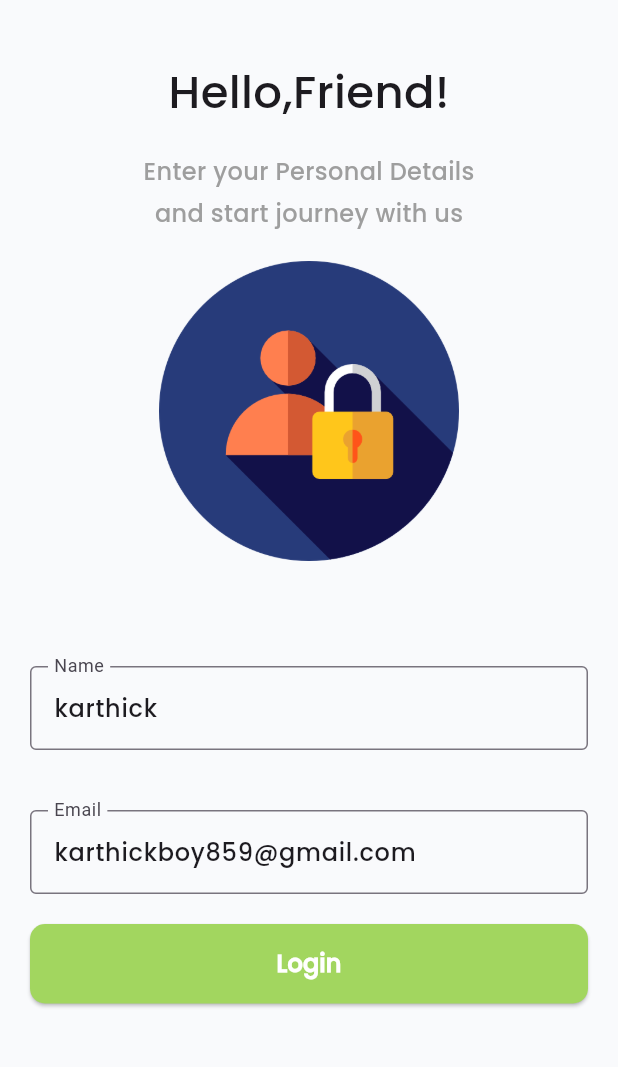
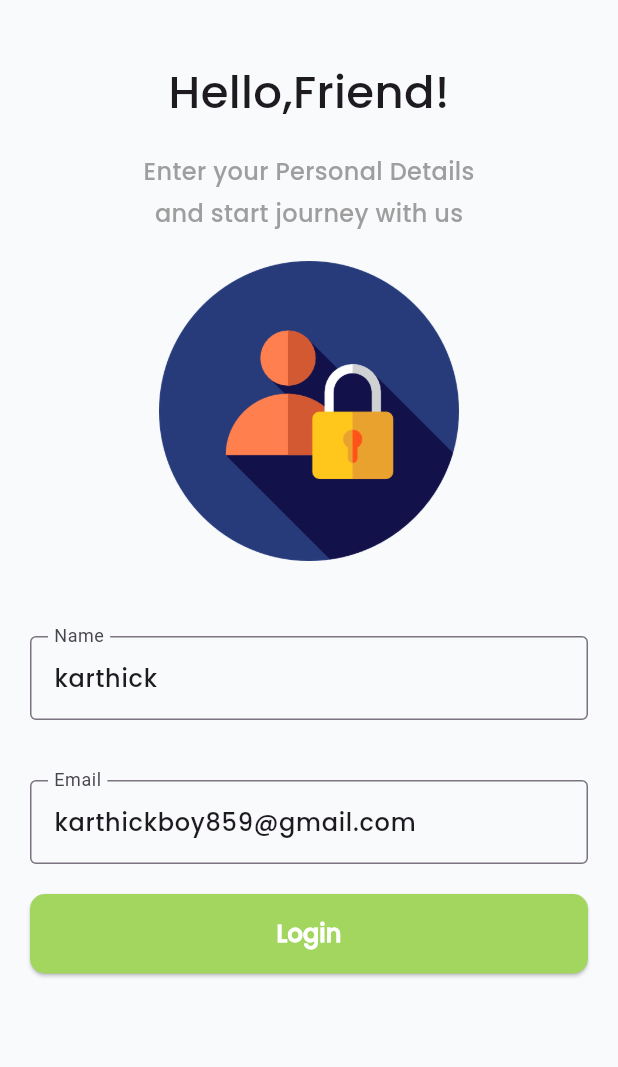
Before and after one commit to kartikm051997-gif/tracking_today, a Flutter app: the screen it shows after launch, on a phone screen of 412 x 824 dp, the part 84-1151 px from its top. Run offline on Flutter 3.47's test engine with Material 3 defaults, Android fonts, the phone set to English and light mode, and no system bars; our stand-ins replace firebase_core, geocoding, geolocator, google_maps_flutter, shared_preferences; accounts and stored records are empty.

Commit message:
Update login_page.dart

```diff
--- a/lib/Ui_Screen/login_page.dart
+++ b/lib/Ui_Screen/login_page.dart
@@ -112,7 +112,7 @@ class _LoginScreenState extends State<LoginScreen> {
               ),
               SizedBox(height: 20),
               Image.asset("assets/login image.png", height: 200),
-              SizedBox(height: 70),
+              SizedBox(height: 50),
               TextField(
                 controller: _nameController,
                 style: TextStyle(fontFamily: MyString.poppins),
```
